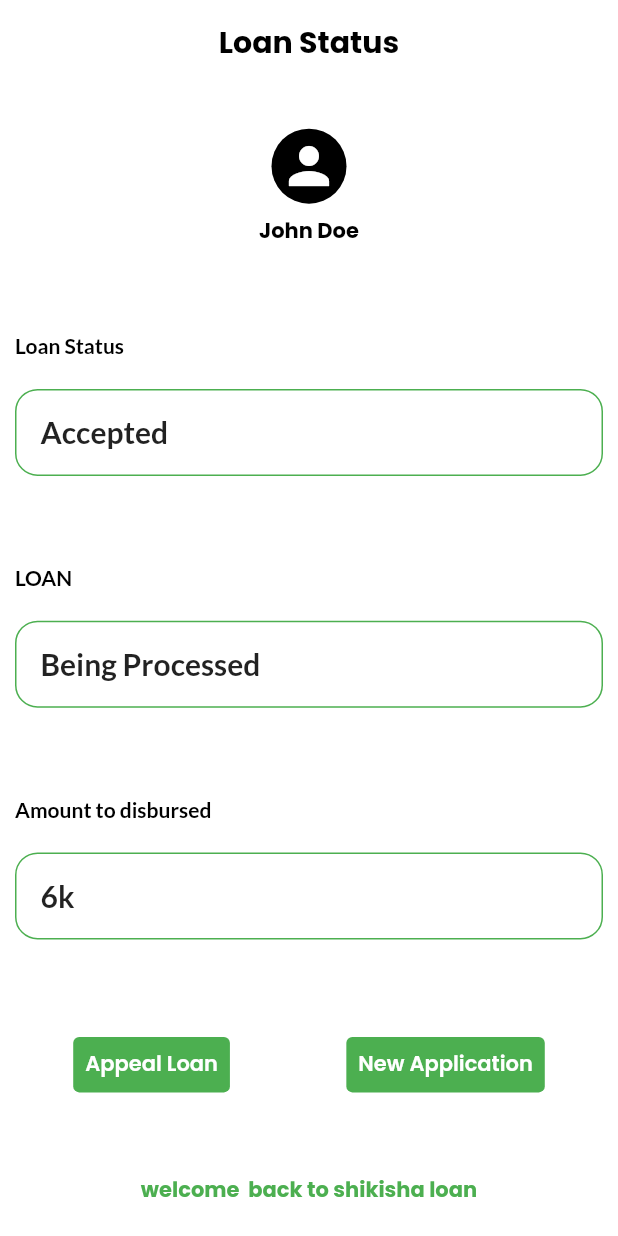
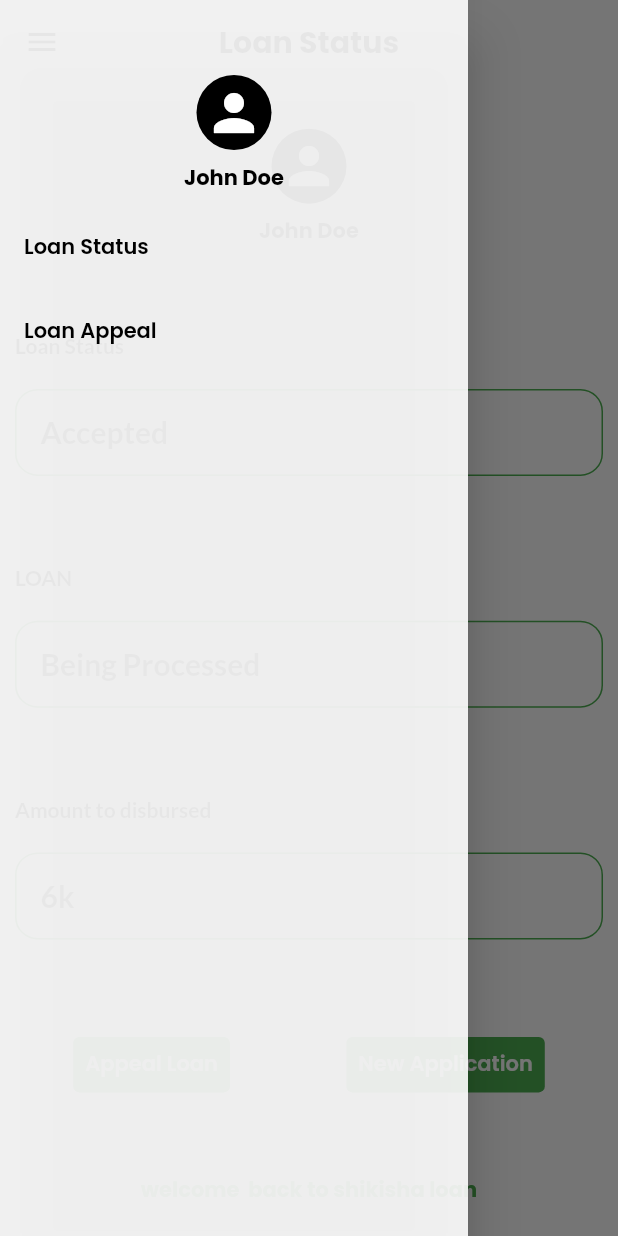
Before and after one commit to JohnM-Kahura/pata, a Flutter app: the LoanStatus screen opened directly, with the side drawer open (before the commit the screen has no drawer), on a phone screen of 412 x 824 dp. Run offline on Flutter 3.47's test engine with Material 2 defaults, Android fonts, the light colour scheme and no system bars; our stand-ins replace camera, google_fonts.

Commit message:
loan status drawer added

```diff
--- a/lib/pages/loanStatus.dart
+++ b/lib/pages/loanStatus.dart
@@ -13,10 +13,59 @@ class LoanStatus extends StatefulWidget {
 
 class _LoanStatusState extends State<LoanStatus> {
   static const bool IsAccepted = true;
+  final GlobalKey<ScaffoldState> _key = GlobalKey();
   @override
   Widget build(BuildContext context) {
     return Scaffold(
+key: _key,
+      drawer:Drawer(
+        backgroundColor: Colors.white.withOpacity(0.9),
+        width: MediaQuery.of(context).size.width-100,child: Column(children: [
+
+        Container(
+            margin: const EdgeInsets.only(top: 50),
+            width: double.infinity,
+            child: Column(
+                mainAxisAlignment: MainAxisAlignment.center,
+                crossAxisAlignment: CrossAxisAlignment.center,
+                children: [
+                  Container(
+                    width: 50,
+                    height: 50,
+                    decoration: BoxDecoration(
+                        color: Colors.black,
+                        borderRadius: BorderRadius.circular(50)),
+                    child: const Icon(
+                      Icons.person,
+                      color: Colors.white,
+                      size: 40,
+                    ),
+                  ),
+                  Padding(
+                    padding: const EdgeInsets.all(8.0),
+                    child: Text(
+                      'John Doe',
+                      style: GoogleFonts.poppins(
+                          color: Colors.black, fontWeight: FontWeight.w700),
+                    ),
+                  ),
+                ]),
+          ),
+        InkWell(
+          onTap: () { Navigator.of(context).pop();
+          Navigator.of(context).pushReplacement(MaterialPageRoute(builder: (context)=>LoanStatus()));
+          },
+          child: ListTile(title: Text('Loan Status',style: GoogleFonts.poppins(color:Colors.black,fontWeight: FontWeight.w600),),),
+        ),
+        InkWell(
+           onTap: () { Navigator.of(context).pop();
+          Navigator.of(context).push(MaterialPageRoute(builder: (context)=>LoanAppeal()));
+          },
+          child: ListTile(title: Text('Loan Appeal',style: GoogleFonts.poppins(color:Colors.black,fontWeight: FontWeight.w600),),),
+        ),
+      ],),),
       appBar: AppBar(
+        leading: IconButton(onPressed: () => _key.currentState?.openDrawer(), icon:Icon(Icons.menu),color: Colors.black,),
         elevation: 0,
         backgroundColor: Colors.white,
         centerTitle: true,
```
